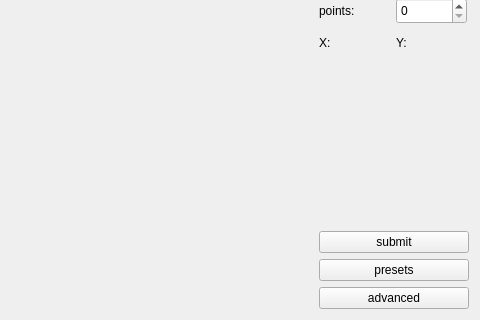
The window that player_ui/animation.ui (Robo-sapiens/HackMoscow) describes before a commit, drawn with Qt 5; both pictures show x 96 to 576 and y 105 to 425 of the 576 by 425 pixel window.
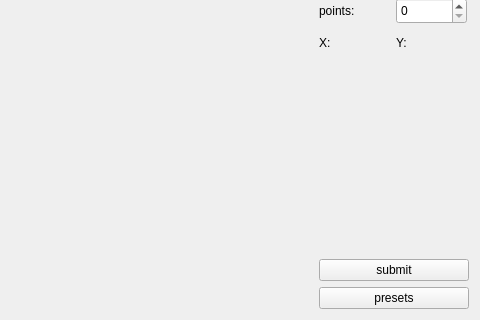
The same window after the commit.

```diff
--- a/player_ui/animation.ui
+++ b/player_ui/animation.ui
@@ -263,13 +263,6 @@
      </property>
     </spacer>
    </item>
-   <item row="7" column="4">
-    <widget class="QPushButton" name="buttonAdvanced">
-     <property name="text">
-      <string>advanced</string>
-     </property>
-    </widget>
-   </item>
    <item row="3" column="4">
     <spacer name="horizontalSpacer_2">
      <property name="orientation">
```
Left out of the diff: 72 changed lines with no effect on the pictures.
